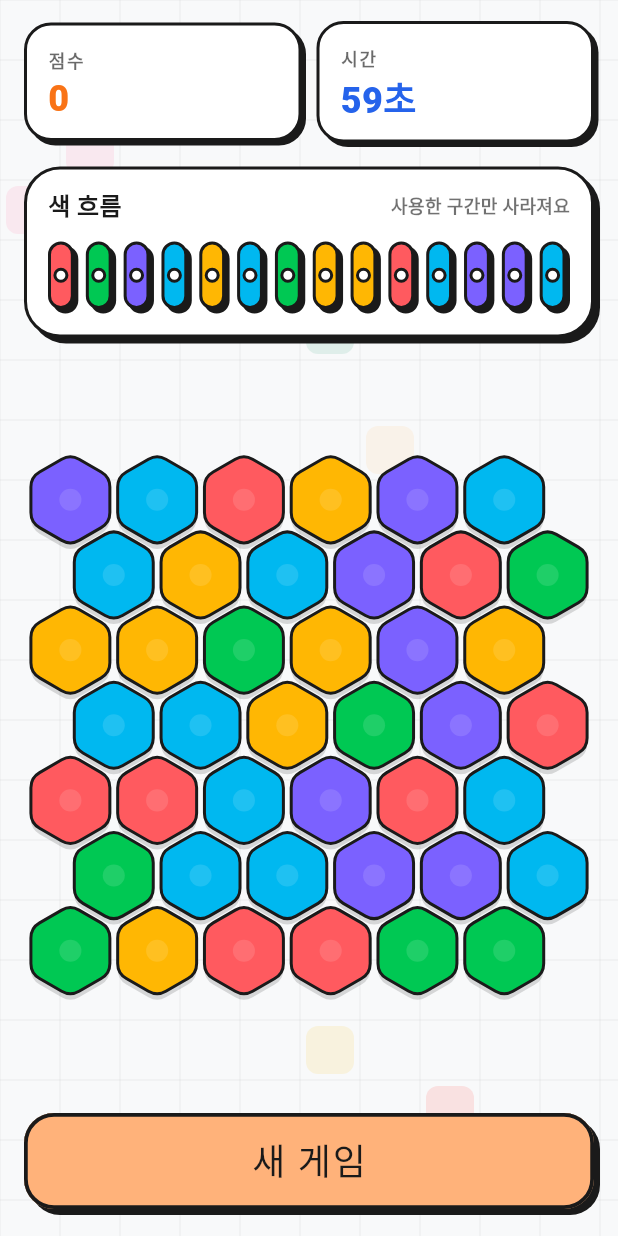
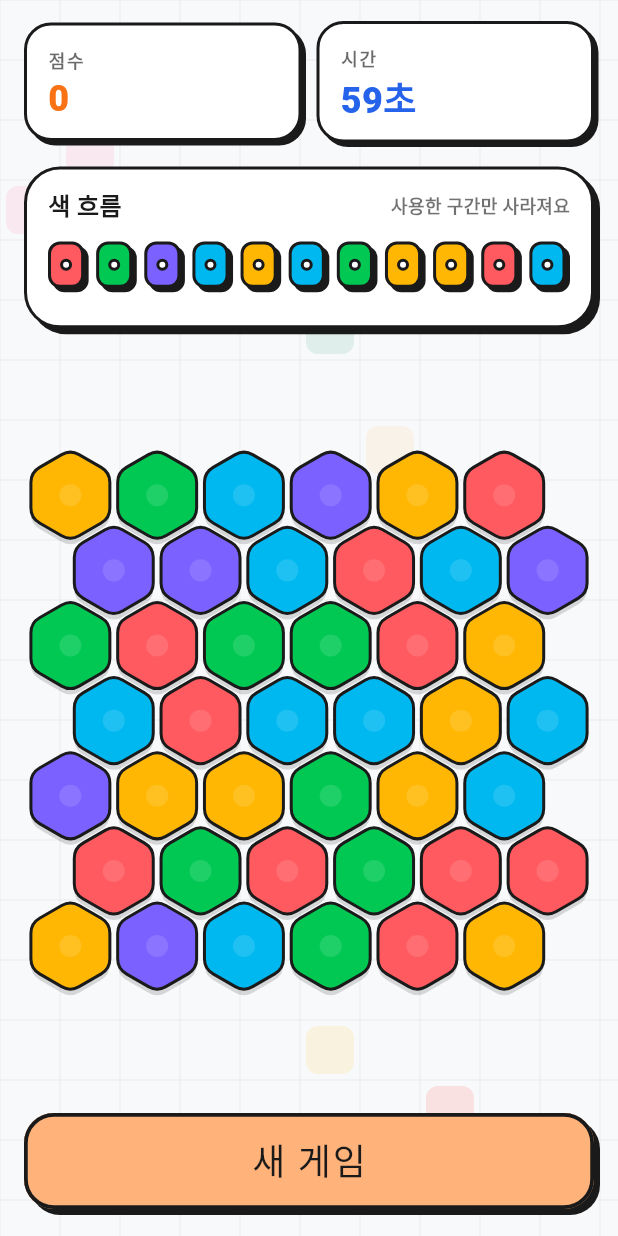
Before and after one commit to XuTuX/HexTrace, a Flutter app: the HexPuzzlePage screen opened directly, on a phone screen of 412 x 824 dp. Run offline on Flutter 3.47's test engine with Material 3 defaults, Android fonts, the phone set to English and light mode, and no system bars; our stand-ins replace flutter_dotenv, get, google_fonts, google_mobile_ads, google_sign_in, shared_preferences and 2 more; accounts and stored records are empty.

Commit message:
디자인

```diff
--- a/lib/src/ui/widgets/animated_color_stream.dart
+++ b/lib/src/ui/widgets/animated_color_stream.dart
@@ -133,8 +133,10 @@
                 (_slotGap * (widget.entries.length - 1))) /
             widget.entries.length;
 
+        final slotHeight = slotWidth * 1.25;
+
         return SizedBox(
-          height: 48,
+          height: slotHeight + 8,
           child: Stack(
             clipBehavior: Clip.none,
             children: _visualEntries.values.map((visual) {
@@ -148,7 +150,7 @@
                   left: visual.index * (slotWidth + _slotGap),
                   top: 0,
                   width: slotWidth,
-                  height: 48,
+                  height: slotHeight,
                   child: AnimatedOpacity(
                     duration: _moveDuration,
                     curve: Curves.easeOutCubic,
@@ -218,7 +220,7 @@
       margin: EdgeInsets.fromLTRB(leftMargin, topMargin, rightMargin, bottomMargin),
       decoration: BoxDecoration(
         color: fill,
-        borderRadius: BorderRadius.circular(10),
+        borderRadius: BorderRadius.circular(8),
         border: Border.all(
           color: charcoalBlack,
           width: 2.0,
@@ -234,8 +236,8 @@
       child: Center(
         child: AnimatedContainer(
           duration: const Duration(milliseconds: 120),
-          width: highlighted ? 18 : 10,
-          height: highlighted ? 18 : 10,
+          width: highlighted ? 12 : 8,
+          height: highlighted ? 12 : 8,
           decoration: BoxDecoration(
             color: Colors.white,
             shape: BoxShape.circle,
```
Also changed, not shown: lib/src/game/game_controller.dart (+14 -5 lines).
